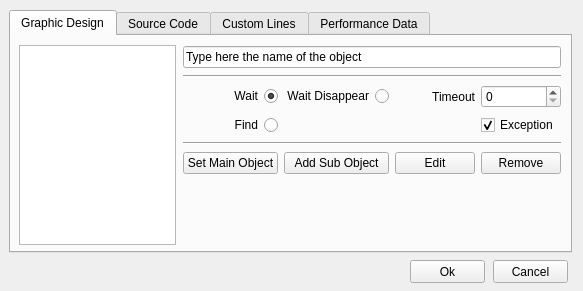
This is alyvix/extra/robotide/qt_ui/alyvix_object_finder_properties_view.ui in alyvix/alyvix as Qt 5 draws it before an edit. The edited form follows.
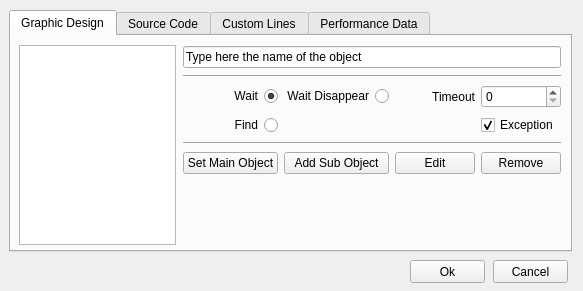
This is the edited form.

Diff of the .ui file:
```diff
--- a/alyvix/extra/robotide/qt_ui/alyvix_object_finder_properties_view.ui
+++ b/alyvix/extra/robotide/qt_ui/alyvix_object_finder_properties_view.ui
@@ -19,7 +19,7 @@
      <x>9</x>
      <y>10</y>
      <width>563</width>
-     <height>243</height>
+     <height>242</height>
     </rect>
    </property>
    <property name="currentIndex">
```
Left out of the diff: 9 changed lines with no effect on the pictures.
